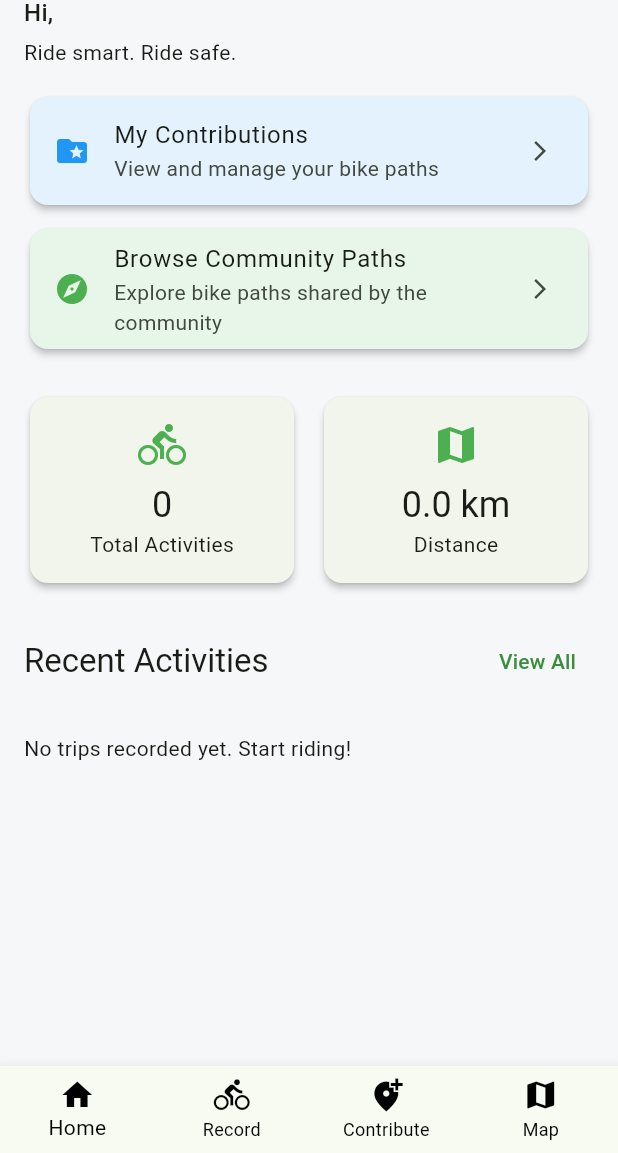
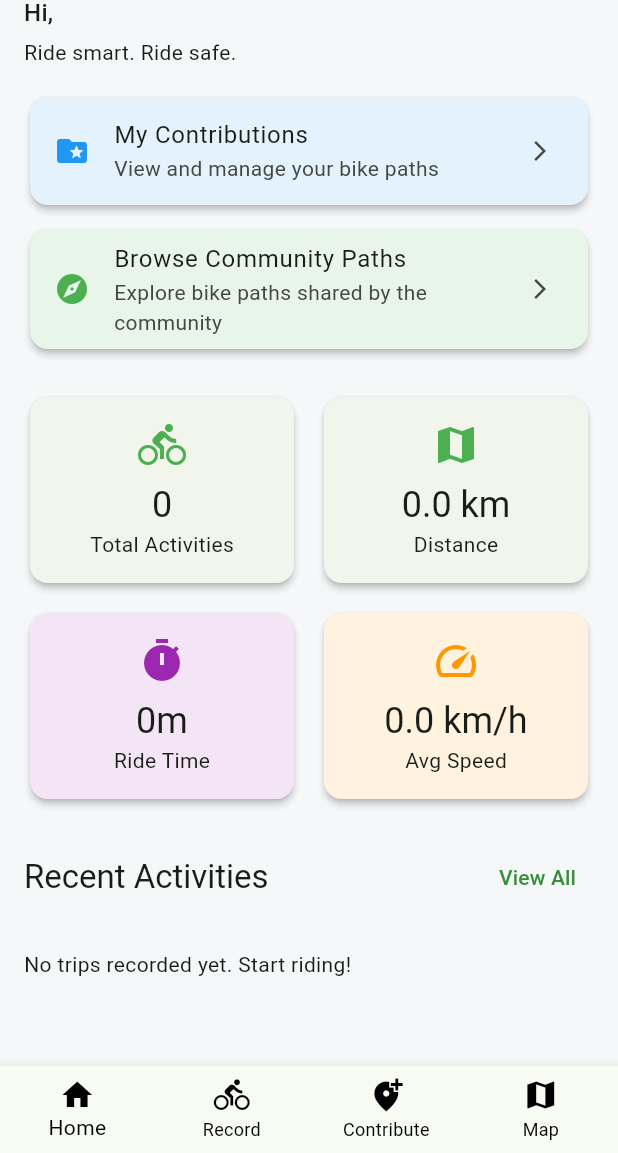
Before and after one commit to BBPpolimi/MurugesanPalanisamyMarasani, a Flutter app: the screen it shows once a user with an empty profile is signed in, on a phone screen of 412 x 824 dp, the part 83-1236 px from its top. Run offline on Flutter 3.47's test engine with Material 3 defaults, Android fonts, the phone set to English and light mode, and no system bars; our stand-ins replace cloud_firestore, dio, firebase_auth, firebase_core, flutter_riverpod, geocoding and 4 more; accounts and stored records are empty.

Commit message:
Added Stats on Home Secttion

```diff
--- a/lib/pages/home_page.dart
+++ b/lib/pages/home_page.dart
@@ -349,6 +349,59 @@ class DashboardPage extends ConsumerWidget {
                               ),
                             ],
                           ),
+                          const SizedBox(height: 12),
+                          // New Stats Row: Ride Time and Avg Speed
+                          Builder(
+                            builder: (context) {
+                              // Calculate stats from TRIPs only (manual paths have no duration)
+                              final tripsOnly = trips.whereType<Trip>().toList();
+
+                              final totalDuration = tripsOnly.fold<Duration>(
+                                Duration.zero,
+                                (sum, t) => sum + t.duration
+                              );
+
+                              final totalTripDistance = tripsOnly.fold<double>(
+                                0,
+                                (sum, t) => sum + t.distanceMeters
+                              );
+
+                              // Avg speed = Total Distance (km) / Total Time (h)
+                              double avgSpeedKmh = 0.0;
+                              if (totalDuration.inSeconds > 0) {
+                                final hours = totalDuration.inSeconds / 3600.0;
+                                final km = totalTripDistance / 1000.0;
+                                avgSpeedKmh = km / hours;
+                              }
+
+                              String formatDuration(Duration d) {
+                                if (d.inHours > 0) {
+                                  return '${d.inHours}h ${d.inMinutes.remainder(60)}m';
+                                }
+                                return '${d.inMinutes}m';
+                              }
+
+                              return Row(
+                                children: [
+                                  _StatCard(
+                                    label: 'Ride Time',
+                                    value: formatDuration(totalDuration),
+                                    icon: Icons.timer,
+                                    cardColor: Colors.purple.shade50,
+                                    iconColor: Colors.purple,
+                                  ),
+                                  const SizedBox(width: 12),
+                                  _StatCard(
+                                    label: 'Avg Speed',
+                                    value: '${avgSpeedKmh.toStringAsFixed(1)} km/h',
+                                    icon: Icons.speed,
+                                    cardColor: Colors.orange.shade50,
+                                    iconColor: Colors.orange,
+                                  ),
+                                ],
+                              );
+                            }
+                          ),
                           const SizedBox(height: 24),
                           Row(
                             mainAxisAlignment: MainAxisAlignment.spaceBetween,
@@ -553,20 +606,24 @@ class _StatCard extends StatelessWidget {
   final String label;
   final String value;
   final IconData icon;
-
   final VoidCallback? onTap;
+  final Color? cardColor;
+  final Color? iconColor;
 
   const _StatCard({
     required this.label,
     required this.value,
     required this.icon,
     this.onTap,
+    this.cardColor,
+    this.iconColor,
   });
 
   @override
   Widget build(BuildContext context) {
     return Expanded(
       child: Card(
+        color: cardColor,
         clipBehavior: Clip.hardEdge,
         child: InkWell(
           onTap: onTap,
@@ -574,7 +631,7 @@ class _StatCard extends StatelessWidget {
             padding: const EdgeInsets.all(16),
             child: Column(
               children: [
-                Icon(icon, size: 32, color: Colors.green),
+                Icon(icon, size: 32, color: iconColor ?? Colors.green),
                 const SizedBox(height: 8),
                 Text(
                   value,
```
